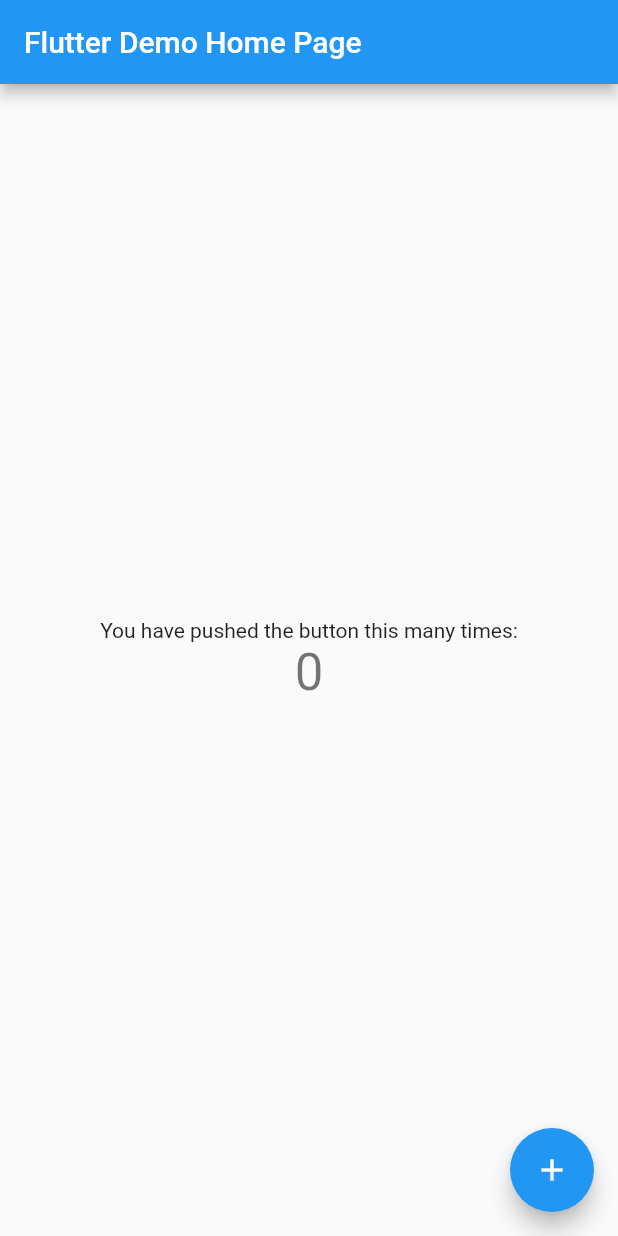
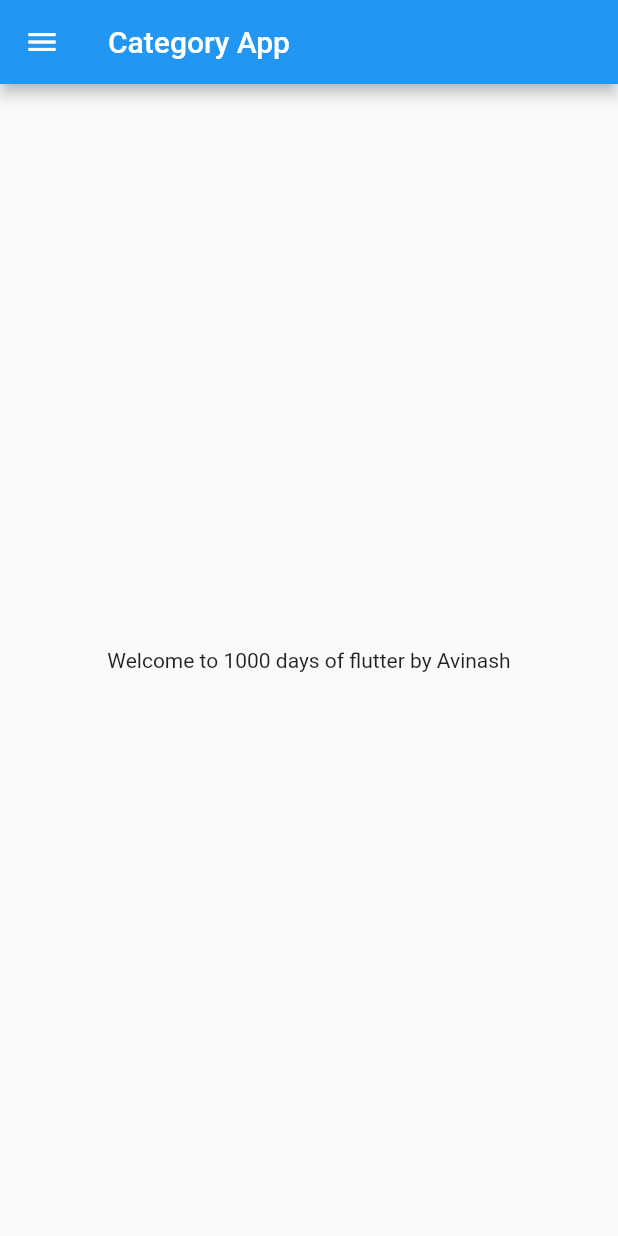
Before and after one commit to ssacharya2002/30Days_Of_Flutter, a Flutter app: the screen it shows after launch, on a phone screen of 412 x 824 dp. Run offline on Flutter 3.47's test engine with Material 2 defaults, Android fonts, the phone set to English and light mode, and no system bars.

Commit message:
homw_page.dart added

```diff
--- /dev/null
+++ b/lib/home_page.dart
@@ -0,0 +1,25 @@
+import 'package:flutter/cupertino.dart';
+import 'package:flutter/material.dart';
+
+class HomePage extends StatelessWidget {
+  const HomePage({Key? key}) : super(key: key);
+
+  @override
+  Widget build(BuildContext context) {
+    var days = 1000;
+    final String name = "Avinash";
+    return Scaffold(
+      appBar: AppBar(
+        title: Text("Category App"),
+      ),
+      body: Material(
+        child: Center(
+          child: Container(
+            child: Text("Welcome to $days days of flutter by $name"),
+          ),
+        ),
+      ),
+      drawer: Drawer(),
+    );
+  }
+}
--- a/lib/main.dart
+++ b/lib/main.dart
@@ -1,115 +1,18 @@
+import 'package:flutter/cupertino.dart';
 import 'package:flutter/material.dart';
+import 'home_page.dart';
 
 void main() {
-  runApp(const MyApp());
+  runApp(MyApp());
 }
 
 class MyApp extends StatelessWidget {
-  const MyApp({super.key});
+  const MyApp({Key? key}) : super(key: key); //constructor
 
-  // This widget is the root of your application.
   @override
   Widget build(BuildContext context) {
     return MaterialApp(
-      title: 'Flutter Demo',
-      theme: ThemeData(
-        // This is the theme of your application.
-        //
-        // Try running your application with "flutter run". You'll see the
-        // application has a blue toolbar. Then, without quitting the app, try
-        // changing the primarySwatch below to Colors.green and then invoke
-        // "hot reload" (press "r" in the console where you ran "flutter run",
-        // or simply save your changes to "hot reload" in a Flutter IDE).
-        // Notice that the counter didn't reset back to zero; the application
-        // is not restarted.
-        primarySwatch: Colors.blue,
-      ),
-      home: const MyHomePage(title: 'Flutter Demo Home Page'),
+      home: HomePage()
     );
   }
 }
-
-class MyHomePage extends StatefulWidget {
-  const MyHomePage({super.key, required this.title});
-
-  // This widget is the home page of your application. It is stateful, meaning
-  // that it has a State object (defined below) that contains fields that affect
-  // how it looks.
-
-  // This class is the configuration for the state. It holds the values (in this
-  // case the title) provided by the parent (in this case the App widget) and
-  // used by the build method of the State. Fields in a Widget subclass are
-  // always marked "final".
-
-  final String title;
-
-  @override
-  State<MyHomePage> createState() => _MyHomePageState();
-}
-
-class _MyHomePageState extends State<MyHomePage> {
-  int _counter = 0;
-
-  void _incrementCounter() {
-    setState(() {
-      // This call to setState tells the Flutter framework that something has
-      // changed in this State, which causes it to rerun the build method below
-      // so that the display can reflect the updated values. If we changed
-      // _counter without calling setState(), then the build method would not be
-      // called again, and so nothing would appear to happen.
-      _counter++;
-    });
-  }
-
-  @override
-  Widget build(BuildContext context) {
-    // This method is rerun every time setState is called, for instance as done
-    // by the _incrementCounter method above.
-    //
-    // The Flutter framework has been optimized to make rerunning build methods
-    // fast, so that you can just rebuild anything that needs updating rather
-    // than having to individually change instances of widgets.
-    return Scaffold(
-      appBar: AppBar(
-        // Here we take the value from the MyHomePage object that was created by
-        // the App.build method, and use it to set our appbar title.
-        title: Text(widget.title),
-      ),
-      body: Center(
-        // Center is a layout widget. It takes a single child and positions it
-        // in the middle of the parent.
-        child: Column(
-          // Column is also a layout widget. It takes a list of children and
-          // arranges them vertically. By default, it sizes itself to fit its
-          // children horizontally, and tries to be as tall as its parent.
-          //
-          // Invoke "debug painting" (press "p" in the console, choose the
-          // "Toggle Debug Paint" action from the Flutter Inspector in Android
-          // Studio, or the "Toggle Debug Paint" command in Visual Studio Code)
-          // to see the wireframe for each widget.
-          //
-          // Column has various properties to control how it sizes itself and
-          // how it positions its children. Here we use mainAxisAlignment to
-          // center the children vertically; the main axis here is the vertical
-          // axis because Columns are vertical (the cross axis would be
-          // horizontal).
-          mainAxisAlignment: MainAxisAlignment.center,
-          children: <Widget>[
-            const Text(
-              'You have pushed the button this many times:',
-            ),
-            Text(
-              '$_counter',
-              style: Theme.of(context).textTheme.headlineMedium,
-            ),
-          ],
-        ),
-      ),
-      floatingActionButton: FloatingActionButton(
-        onPressed: _incrementCounter,
-        tooltip: 'Increment',
-        child: const Icon(Icons.add),
-      ), // This trailing comma makes auto-formatting nicer for build methods.
-    );
-  }
-}
```
